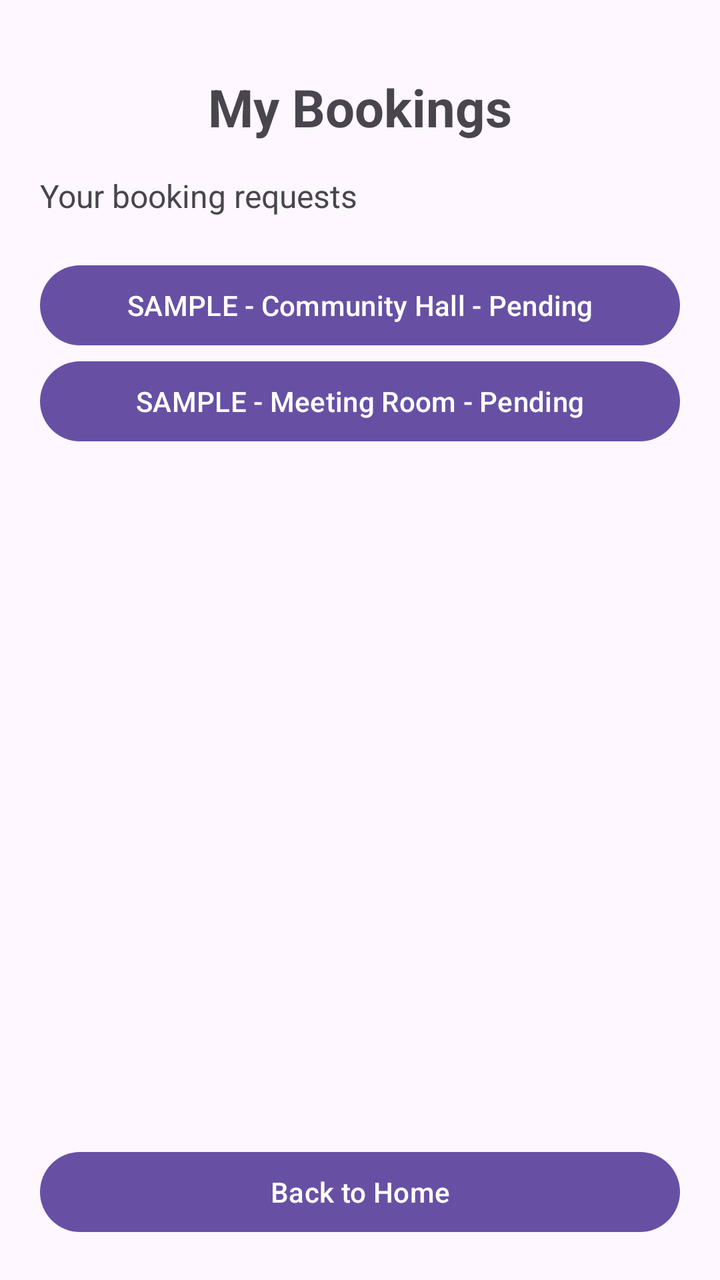
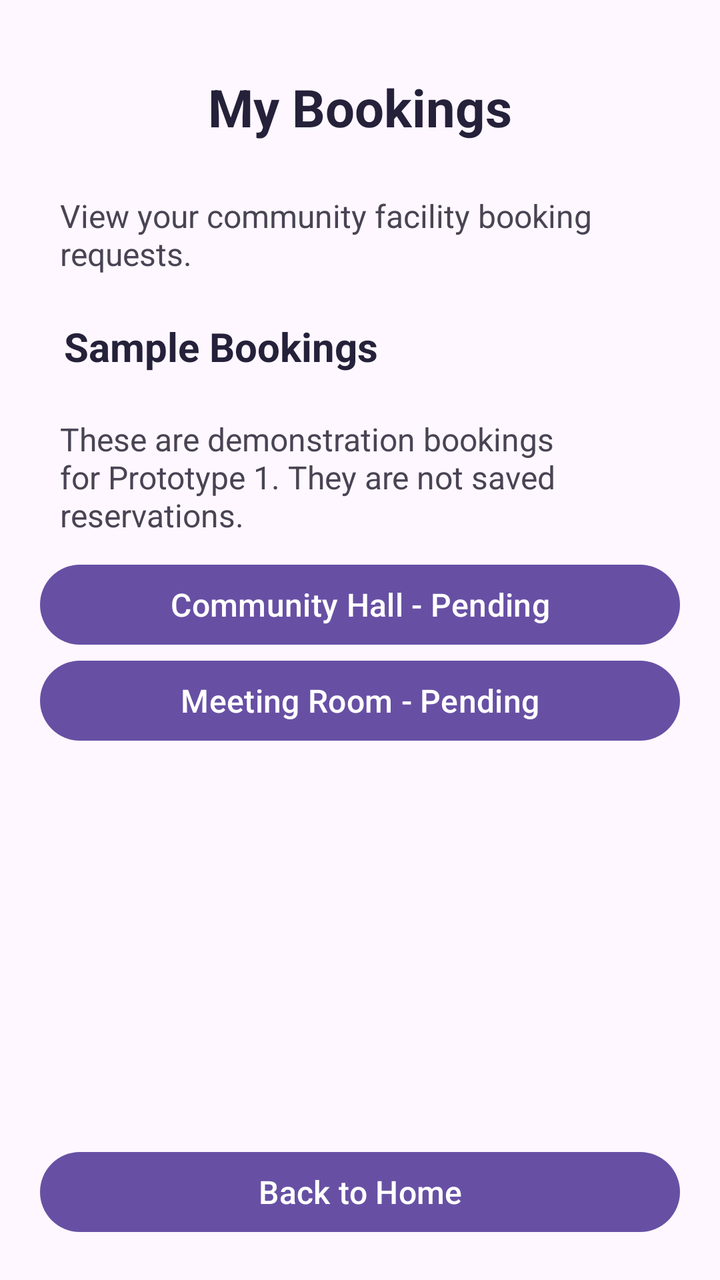

An Android layout rendered at two revisions. The XML below is the earlier revision; the diff shows what the commit changed to produce the second picture.
<!-- AndroidManifest.xml: application theme Theme.CommunitySpaceBooking -->
<!-- res/layout/activity_my_bookings.xml -->
<?xml version="1.0" encoding="utf-8"?>
<LinearLayout
    xmlns:android="http://schemas.android.com/apk/res/android"
    android:layout_width="match_parent"
    android:layout_height="match_parent"
    android:orientation="vertical"
    android:padding="20dp">

    <TextView
        android:layout_width="match_parent"
        android:layout_height="wrap_content"
        android:text="My Bookings"
        android:textSize="26sp"
        android:textStyle="bold"
        android:gravity="center"
        android:padding="16dp" />

    <TextView
        android:layout_width="match_parent"
        android:layout_height="wrap_content"
        android:text="Your booking requests"
        android:textSize="16sp"
        android:paddingBottom="20dp" />

    <Button
        android:id="@+id/btnBookingOne"
        android:layout_width="match_parent"
        android:layout_height="wrap_content"
        android:text="SAMPLE - Community Hall - Pending" />

    <Button
        android:id="@+id/btnBookingTwo"
        android:layout_width="match_parent"
        android:layout_height="wrap_content"
        android:text="SAMPLE - Meeting Room - Pending" />

    <Space
        android:layout_width="match_parent"
        android:layout_height="0dp"
        android:layout_weight="1" />

    <Button
        android:id="@+id/btnBackHome"
        android:layout_width="match_parent"
        android:layout_height="wrap_content"
        android:text="Back to Home" />

</LinearLayout>
<!-- resources referenced by this layout -->
<resources>
  <style name="Theme.CommunitySpaceBooking" parent="Base.Theme.CommunitySpaceBooking" />
  <style name="Base.Theme.CommunitySpaceBooking" parent="Theme.Material3.DayNight.NoActionBar">
          
          
      </style>
</resources>

<!-- the commit's change to res/layout/activity_my_bookings.xml (unified diff, before → after) -->
@@ -7,32 +7,42 @@
     android:padding="20dp">
 
     <TextView
+        style="@style/AppScreenTitle"
         android:layout_width="match_parent"
         android:layout_height="wrap_content"
-        android:text="My Bookings"
-        android:textSize="26sp"
-        android:textStyle="bold"
-        android:gravity="center"
-        android:padding="16dp" />
+        android:text="My Bookings" />
 
     <TextView
+        style="@style/AppBodyText"
         android:layout_width="match_parent"
         android:layout_height="wrap_content"
-        android:text="Your booking requests"
-        android:textSize="16sp"
-        android:paddingBottom="20dp" />
+        android:text="View your community facility booking requests." />
+
+    <TextView
+        style="@style/AppSectionTitle"
+        android:layout_width="match_parent"
+        android:layout_height="wrap_content"
+        android:text="Sample Bookings" />
+
+    <TextView
+        style="@style/AppBodyText"
+        android:layout_width="match_parent"
+        android:layout_height="wrap_content"
+        android:text="These are demonstration bookings for Prototype 1. They are not saved reservations." />
 
     <Button
         android:id="@+id/btnBookingOne"
+        style="@style/AppPrimaryButton"
         android:layout_width="match_parent"
         android:layout_height="wrap_content"
-        android:text="SAMPLE - Community Hall - Pending" />
+        android:text="Community Hall - Pending" />
 
     <Button
         android:id="@+id/btnBookingTwo"
+        style="@style/AppPrimaryButton"
         android:layout_width="match_parent"
         android:layout_height="wrap_content"
-        android:text="SAMPLE - Meeting Room - Pending" />
+        android:text="Meeting Room - Pending" />
 
     <Space
         android:layout_width="match_parent"
@@ -41,6 +51,7 @@
 
     <Button
         android:id="@+id/btnBackHome"
+        style="@style/AppPrimaryButton"
         android:layout_width="match_parent"
         android:layout_height="wrap_content"
         android:text="Back to Home" />
<!-- resource entries referenced after the edit -->
@@ -1,5 +1,28 @@
 <!-- resources referenced by this layout -->
 <resources>
+  <style name="AppBodyText">
+          <item name="android:textSize">16sp</item>
+          <item name="android:textColor">#494454</item>
+          <item name="android:padding">10dp</item>
+      </style>
+  <style name="AppPrimaryButton">
+          <item name="android:textAllCaps">false</item>
+          <item name="android:textSize">16sp</item>
+          <item name="android:minHeight">48dp</item>
+      </style>
+  <style name="AppScreenTitle">
+          <item name="android:textSize">26sp</item>
+          <item name="android:textStyle">bold</item>
+          <item name="android:textColor">#25213A</item>
+          <item name="android:gravity">center</item>
+          <item name="android:padding">16dp</item>
+      </style>
+  <style name="AppSectionTitle">
+          <item name="android:textSize">20sp</item>
+          <item name="android:textStyle">bold</item>
+          <item name="android:textColor">#25213A</item>
+          <item name="android:padding">12dp</item>
+      </style>
   <style name="Theme.CommunitySpaceBooking" parent="Base.Theme.CommunitySpaceBooking" />
   <style name="Base.Theme.CommunitySpaceBooking" parent="Theme.Material3.DayNight.NoActionBar">
           
